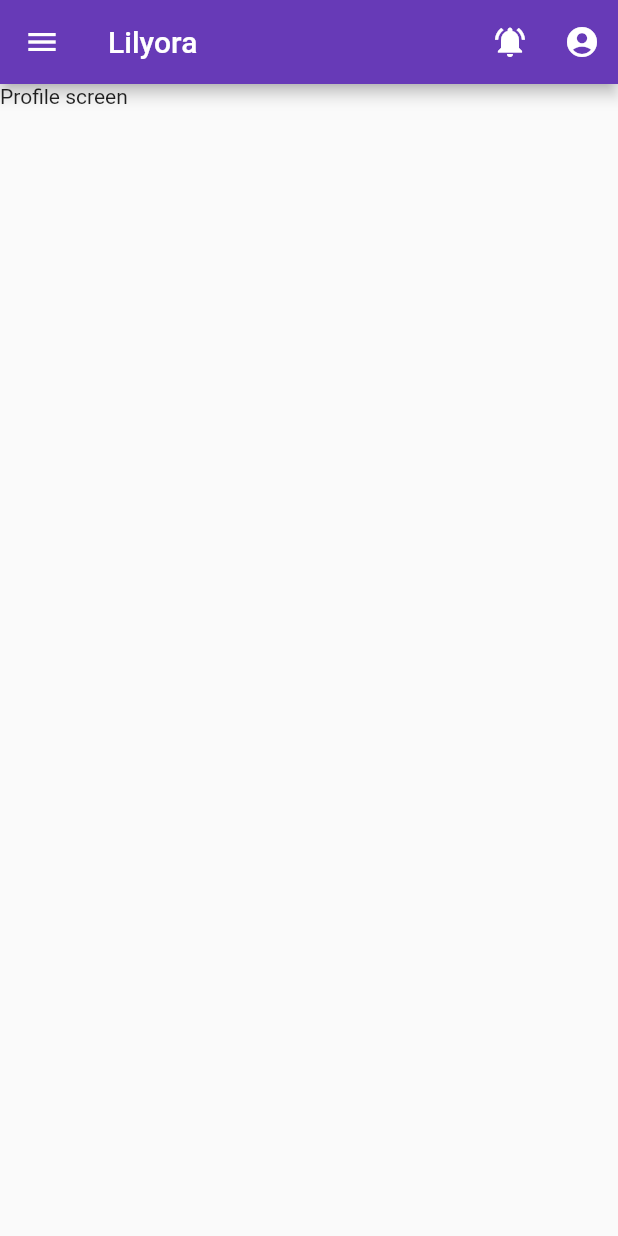
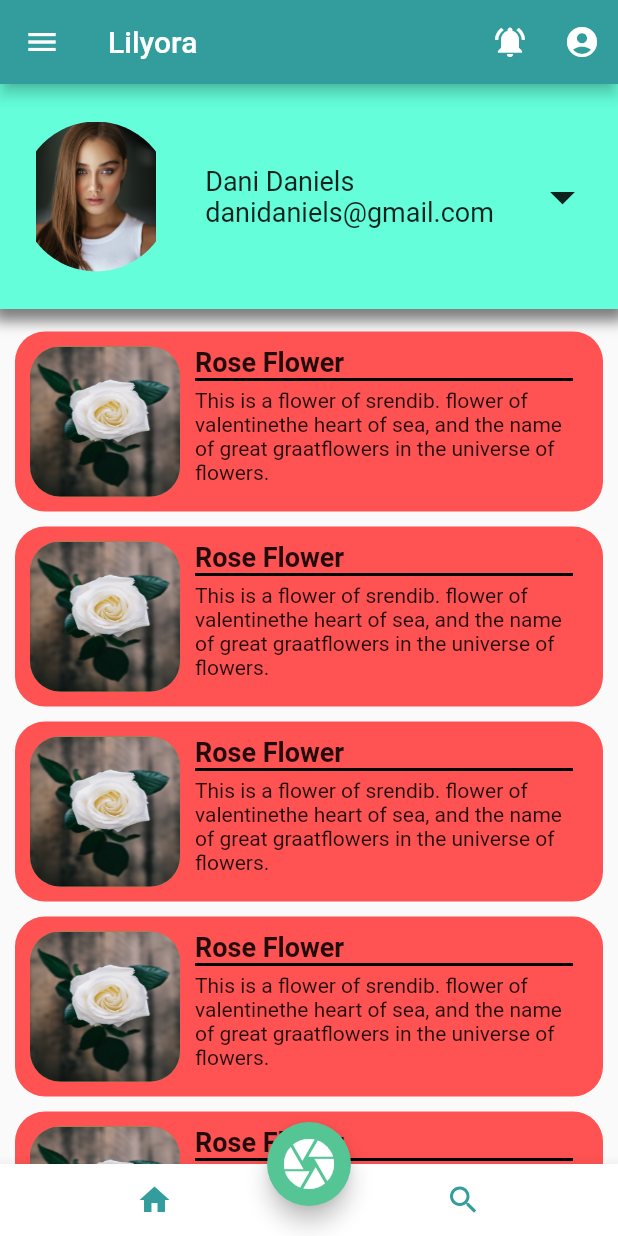
Before and after one commit to Zestful-Tribu/lilyora, a Flutter app: the ProfileScreen screen opened by its route, on a phone screen of 412 x 824 dp. Run offline on Flutter 3.47's test engine with Material 2 defaults, Android fonts, the phone set to English and light mode, and no system bars; drawn by our look-alikes of sticky_headers; our stand-ins replace dio, image_picker; missing offline and left inert: flappy_search_bar.

Commit message:
implement basics in profile screen

```diff
--- a/lib/components/appbar.dart
+++ b/lib/components/appbar.dart
@@ -1,8 +1,11 @@
+
+
 import 'package:flutter/material.dart';
+import 'package:lilyora/screens/profile_screen.dart';
 
 import '../constants.dart';
 
-AppBar lilyora_App_Bar() {
+AppBar lilyora_App_Bar(BuildContext context) {
   return AppBar(
     title: Text("Lilyora"),
     backgroundColor: Primary_Color2,
@@ -13,7 +16,9 @@ AppBar lilyora_App_Bar() {
       ),
       IconButton(
         icon: Icon(Icons.account_circle),
-        onPressed: () {},
+        onPressed: () {
+          Navigator.pushReplacementNamed(context, ProfileScreen.id);
+        },
       ),
     ],
   );
--- a/lib/components/flower_card.dart
+++ b/lib/components/flower_card.dart
@@ -28,8 +28,9 @@ class FlowerCard extends StatelessWidget {
                     borderRadius: BorderRadius.circular(20),
                     image: DecorationImage(
                       image: AssetImage(
-                          "assets/flower.png"
+                          "assets/roseflower.jpg"
                       ),
+                        fit: BoxFit.fill,
                     ),
                   ),
                 ),
--- a/lib/screens/capture_screen.dart
+++ b/lib/screens/capture_screen.dart
@@ -32,7 +32,7 @@ class _CaptureScreenState extends State<CaptureScreen> {
   Widget build(BuildContext context) {
     return Scaffold(
       drawer: LilyoraDrawer(),
-      appBar:  lilyora_App_Bar(),
+      appBar:  lilyora_App_Bar(context),
       body: SafeArea(
           child: Center(
             child: Column(
--- a/lib/screens/navigation_screen.dart
+++ b/lib/screens/navigation_screen.dart
@@ -40,13 +40,16 @@ class _NavigationScreenState extends State<NavigationScreen> {
       ),
       bottomNavigationBar: BottomNavigationBar(
         backgroundColor: Primary_Color2,
-        selectedItemColor: Colors.white,
+
         onTap: onTabTapped,
         currentIndex: _currentIndex,
         items: [
           BottomNavigationBarItem(
-            icon: Icon(Icons.home),
-            title: Text("Home"),
+            icon: Icon(Icons.home,
+              color: Colors.white,),
+            title: Text("Home",
+              style: TextStyle(color: Colors.white),
+            ),
           ),
           BottomNavigationBarItem(
             icon: Icon(Icons.search,
@@ -59,7 +62,7 @@ class _NavigationScreenState extends State<NavigationScreen> {
         ],
       ),
 
-      appBar:  lilyora_App_Bar(),
+      appBar:  lilyora_App_Bar(context),
       body: _children[_currentIndex],
       drawer: LilyoraDrawer(),
     );
--- a/lib/screens/profile_screen.dart
+++ b/lib/screens/profile_screen.dart
@@ -1,27 +1,137 @@
 import 'package:flutter/material.dart';
+import 'package:lilyora/components/appbar.dart';
 import 'package:lilyora/components/drawer.dart';
+import 'package:lilyora/components/flower_card.dart';
+import 'package:lilyora/constants.dart';
+import 'package:lilyora/screens/capture_screen.dart';
+import 'package:lilyora/screens/home_screen.dart';
+import 'package:lilyora/screens/navigation_screen.dart';
+import 'package:lilyora/screens/search_screen.dart';
+import 'package:sticky_headers/sticky_headers.dart';
 
-class ProfileScreen extends StatelessWidget {
-  static String id = "profile_screen";
+class ProfileScreen extends StatefulWidget {
+  static String id = "profile_screen_example";
+
+  @override
+  _ProfileScreenState createState() => _ProfileScreenState();
+}
+
+class _ProfileScreenState extends State<ProfileScreen> {
+
   @override
   Widget build(BuildContext context) {
     return Scaffold(
+      floatingActionButtonLocation: FloatingActionButtonLocation.centerDocked,
+      floatingActionButton: FloatingActionButton(
+        backgroundColor: Primary_Color,
+        onPressed: () {
+          Navigator.pushNamed(context, CaptureScreen.id);
+        },
+        tooltip: 'capture',
+        child: Icon(
+          Icons.camera,
+          color: Colors.white,
+          size: 40,
+        ),
+      ),
       drawer: LilyoraDrawer(),
-      appBar:  AppBar(
-        title: Text("Lilyora"),
-        backgroundColor: Colors.deepPurple,
-        actions: <Widget>[
-          IconButton(
-            icon: Icon(Icons.notifications_active),
-            onPressed: () {},
+      appBar: lilyora_App_Bar(context),
+      bottomNavigationBar: BottomAppBar(
+        child: IconTheme(
+          data: IconThemeData(color: Primary_Color2),
+          child: Row(
+            mainAxisAlignment: MainAxisAlignment.spaceAround,
+            children: <Widget>[
+              IconButton(
+                tooltip: 'Home',
+                icon: const Icon(Icons.home),
+                onPressed: () {
+                  Navigator.pushReplacementNamed(context, NavigationScreen.id);
+                },
+              ),
+              IconButton(
+                tooltip: 'Search',
+                icon: const Icon(Icons.search),
+                onPressed: () {
+                  Navigator.pushReplacementNamed(context, NavigationScreen.id);
+                },
+              ),
+            ],
           ),
-          IconButton(
-            icon: Icon(Icons.account_circle),
-            onPressed: () {},
-          ),
-        ],
+        ),
       ),
-      body: SafeArea(child: Text("Profile screen")),
+      body: ListView.builder(
+          itemCount: 1,
+          padding: EdgeInsets.zero,
+          itemBuilder: (context, index) {
+            return StickyHeader(
+              header: Container(
+                height: 150,
+                decoration: BoxDecoration(
+                  color: Colors.tealAccent,
+                  boxShadow: [
+                    BoxShadow(
+                      color: Colors.black.withOpacity(0.5),
+                      spreadRadius: 5,
+                      blurRadius: 7,
+                      offset: Offset(0, 3), // changes position of shadow
+                    ),
+                  ],
+                ),
+                child: Row(
+                  mainAxisAlignment: MainAxisAlignment.spaceAround,
+                  children: [
+                    Container(
+                      margin: EdgeInsets.all(5),
+                      height: 100,
+                      width: 100,
+                      decoration: BoxDecoration(
+                        shape: BoxShape.circle,
+                        color: Colors.tealAccent,
+                        image: DecorationImage(
+                          image: AssetImage("assets/name.jpg"),
+                        ),
+                      ),
+                    ),
+                    Container(
+                      child: Text(
+                        "Dani Daniels\n"
+                        "danidaniels@gmail.com",
+                        style: TextStyle(
+                          fontSize: 18,
+                        ),
+                      ),
+                    ),
+                    IconButton(
+                      iconSize: 40,
+                      icon: Icon(
+                        Icons.arrow_drop_down,
+                      ),
+                      onPressed: () {},
+                    )
+                  ],
+                ),
+              ),
+              content: Container(
+                padding: EdgeInsets.all(10.0),
+                child: Column(
+                  children: <Widget>[
+                    FlowerCard(),
+                    FlowerCard(),
+                    FlowerCard(),
+                    FlowerCard(),
+                    FlowerCard(),
+                    FlowerCard(),
+                    FlowerCard(),
+                    FlowerCard(),
+
+                  ],
+
+                ),
+              ),
+            );
+          }),
     );
   }
+
 }
--- a/pubspec.yaml
+++ b/pubspec.yaml
@@ -21,6 +21,7 @@ environment:
   sdk: ">=2.7.0 <3.0.0"
 
 dependencies:
+  sticky_headers: "^0.1.8"
   flappy_search_bar: 1.4.1
   image_picker: ^0.6.7+22
   http: ^0.12.2
```
Also changed, not shown: pubspec.lock.
